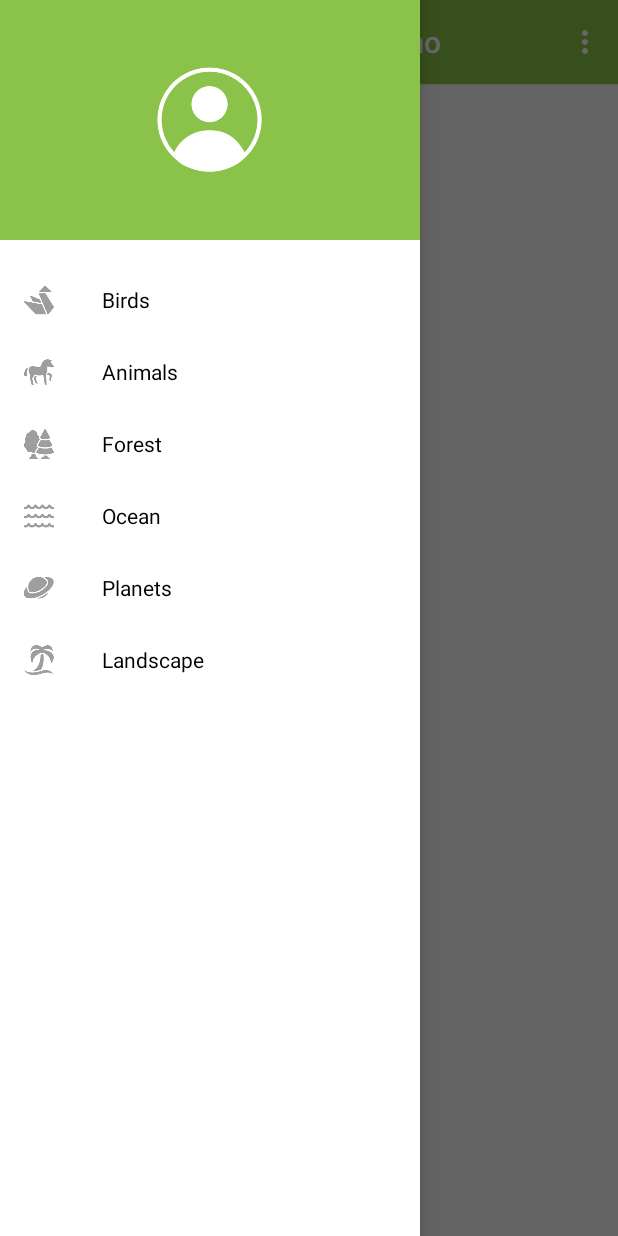
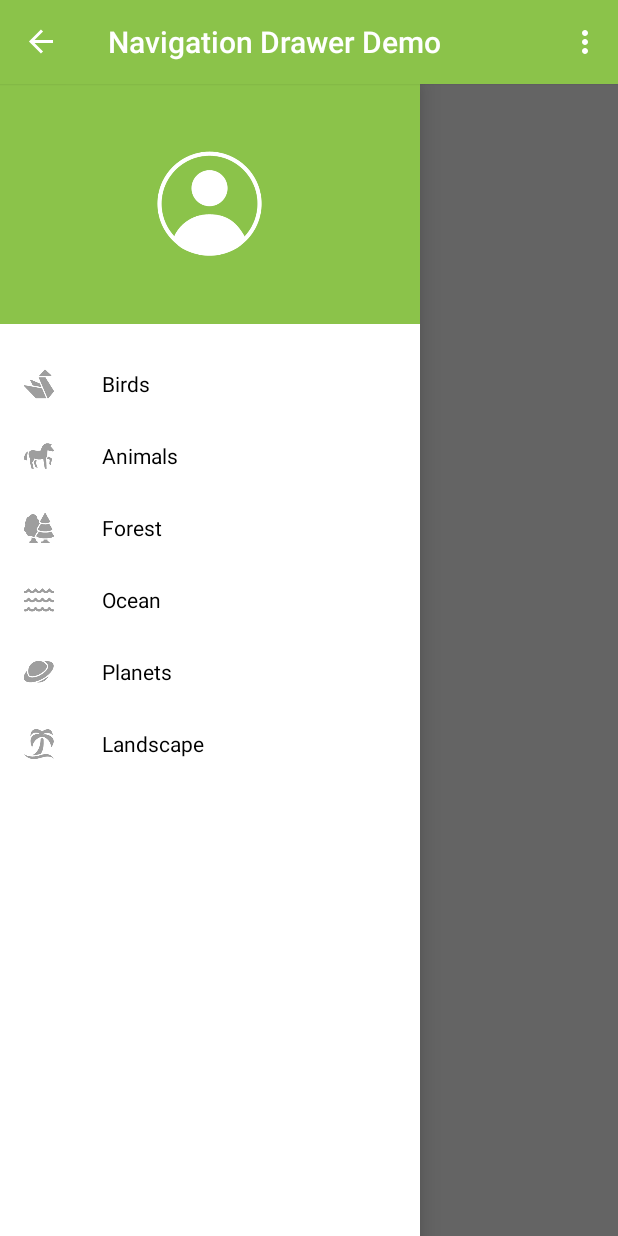
Before and after one commit to artytim/PS-GSMD-NavDrawerApp, an Android app: the screen it shows after launch (MainActivity), with the side drawer open, on a phone screen of 412 x 824 dp. Run offline under Robolectric (Android 15) with nearby library versions, the phone set to English and light mode, and no system bars; 1 statement that could not run was skipped.

Commit message:
Navigation Drawer - Clipped Navigation Drawer

```diff
--- a/app/src/main/res/layout/activity_main.xml
+++ b/app/src/main/res/layout/activity_main.xml
@@ -1,14 +1,9 @@
-<!-- Full Height Navigation Drawer -->
+<!-- Clipped Navigation Drawer -->
 
-<android.support.v4.widget.DrawerLayout
-	android:id="@+id/drawer_layout"
+<LinearLayout
 	xmlns:android="http://schemas.android.com/apk/res/android"
 	xmlns:app="http://schemas.android.com/apk/res-auto"
 	xmlns:tools="http://schemas.android.com/tools"
-	android:layout_width="match_parent"
-	android:layout_height="match_parent">
-
-	<LinearLayout
 	android:layout_width="match_parent"
 	android:layout_height="match_parent"
 	android:orientation="vertical">
@@ -17,12 +12,15 @@
 		android:id="@+id/toolbar"
 		layout="@layout/toolbar"/>
 
+	<android.support.v4.widget.DrawerLayout
+		android:id="@+id/drawer_layout"
+		android:layout_width="match_parent"
+		android:layout_height="match_parent">
+
 		<android.support.v7.widget.RecyclerView
 			android:id="@+id/recyclerView"
 			android:layout_width="match_parent"
 			android:layout_height="match_parent"/>
-
-	</LinearLayout>
 
 		<fragment
 			android:id="@+id/nav_drwr_fragment"
@@ -34,3 +32,5 @@
 			tools:layout="@layout/fragment_navigation_drawer"/>
 
 	</android.support.v4.widget.DrawerLayout>
+
+</LinearLayout>
```
Lines whose indentation alone changed are shown as unchanged.
